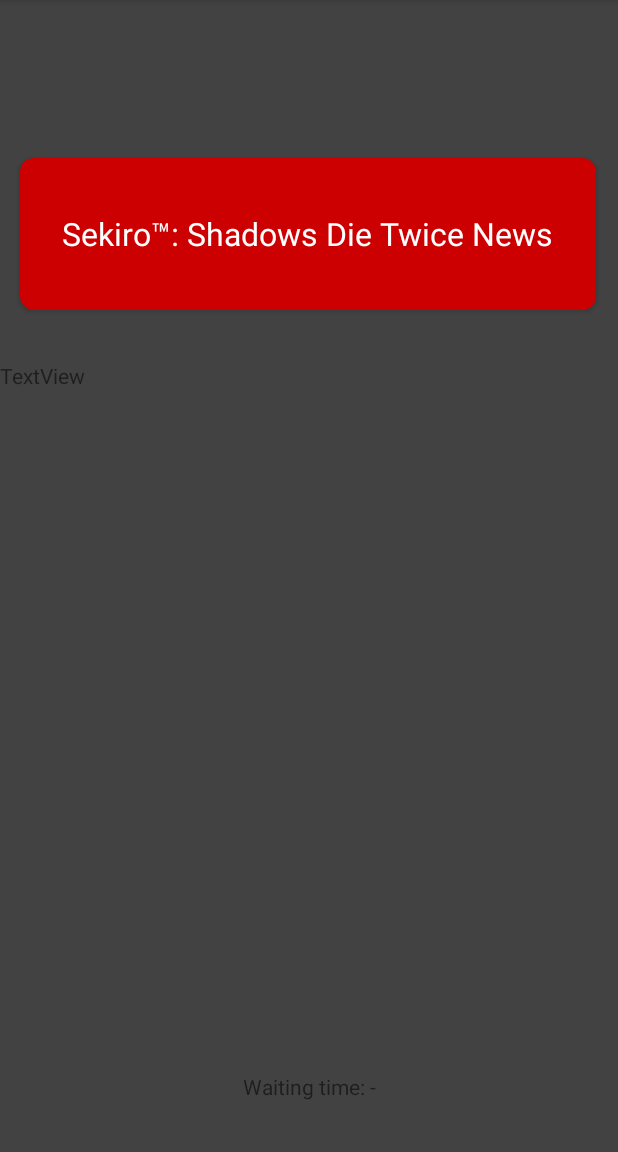
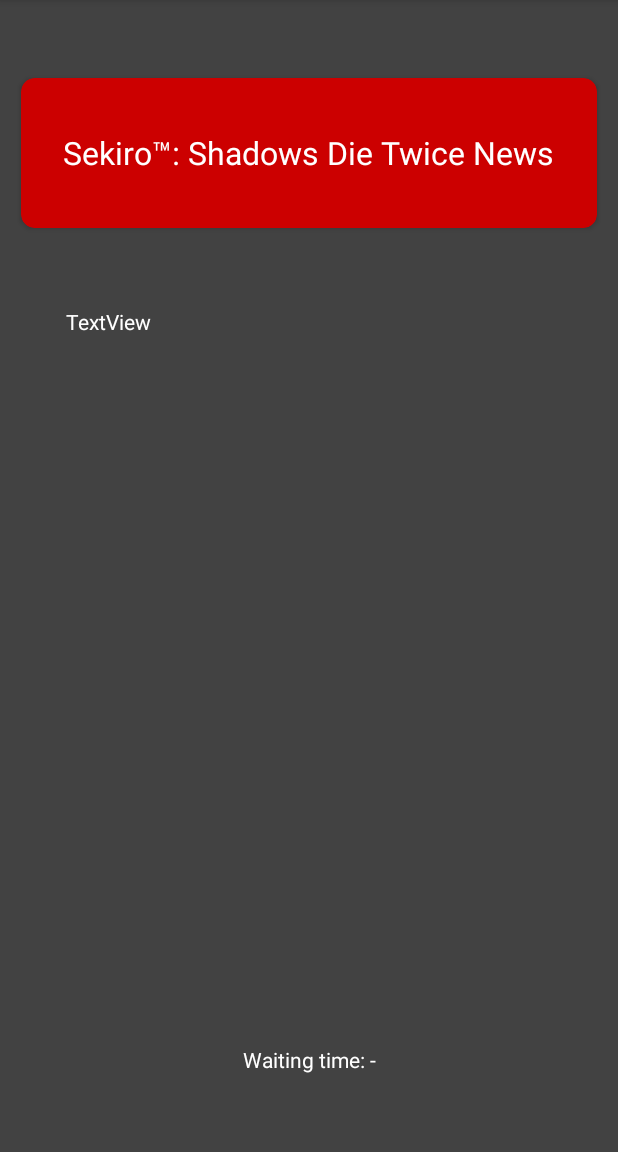
Before and after one commit to CS5520-Team5/Team5GroupProject, an Android app: the WebServiceActivity screen opened directly, with no data from a screen before it, on a phone screen of 412 x 824 dp, the part 84-1236 px from its top. Run offline under Robolectric (Android 15) with nearby library versions, the phone set to English and light mode, and no system bars.

Commit message:
Updated layouts

```diff
--- a/app/src/main/res/layout/activity_web_service.xml
+++ b/app/src/main/res/layout/activity_web_service.xml
@@ -4,57 +4,55 @@
     xmlns:tools="http://schemas.android.com/tools"
     android:layout_width="match_parent"
     android:layout_height="match_parent"
+    android:background="@color/cardview_dark_background"
     tools:context=".WebServiceActivity">
-
-    <View
-        android:id="@+id/view"
-        android:layout_width="match_parent"
-        android:layout_height="match_parent"
-        android:background="@color/cardview_dark_background"
-        app:layout_constraintBaseline_toBottomOf="parent"
-        app:layout_constraintStart_toStartOf="parent" />
 
     <androidx.cardview.widget.CardView
         android:id="@+id/cardSekiro"
         android:layout_width="384dp"
-        android:layout_height="101dp"
+        android:layout_height="100dp"
         app:cardBackgroundColor="#CC0000"
         app:cardCornerRadius="9dp"
-        app:layout_constraintBottom_toBottomOf="parent"
+        app:layout_constraintStart_toStartOf="parent"
         app:layout_constraintEnd_toEndOf="parent"
-        app:layout_constraintHorizontal_bias="0.481"
-        app:layout_constraintStart_toStartOf="parent"
-        app:layout_constraintTop_toTopOf="@+id/view"
-        app:layout_constraintVertical_bias="0.158">
+        app:layout_constraintTop_toTopOf="parent"
+        app:layout_constraintBottom_toTopOf="@id/testText">
+
     <RelativeLayout
         android:layout_height="match_parent"
         android:layout_width="match_parent">
+
         <TextView
             android:layout_width="wrap_content"
             android:layout_height="wrap_content"
             android:text="Sekiro™: Shadows Die Twice News"
             android:layout_centerInParent="true"
             android:textSize="21dp"
-            android:textColor="@color/white"
-            />
+            android:textColor="@color/white" />
+
     </RelativeLayout>
+
     </androidx.cardview.widget.CardView>
 
     <TextView
         android:id="@+id/testText"
-        android:layout_width="270dp"
-        android:layout_height="439dp"
+        android:layout_width="384dp"
+        android:layout_height="440dp"
         android:text="TextView"
-        app:layout_constraintBottom_toTopOf="@id/responseTimeText"
+        android:textColor="@color/white"
+        android:paddingLeft="30dp"
+        android:paddingRight="30dp"
+        app:layout_constraintStart_toStartOf="parent"
+        app:layout_constraintEnd_toEndOf="parent"
         app:layout_constraintTop_toBottomOf="@+id/cardSekiro"
-        tools:ignore="MissingConstraints"
-        tools:layout_editor_absoluteX="75dp" />
+        app:layout_constraintBottom_toTopOf="@id/responseTimeText" />
 
     <TextView
         android:id="@+id/responseTimeText"
         android:layout_width="wrap_content"
         android:layout_height="wrap_content"
         android:text="Waiting time: -"
+        android:textColor="@color/white"
         app:layout_constraintStart_toStartOf="parent"
         app:layout_constraintEnd_toEndOf="parent"
         app:layout_constraintTop_toBottomOf="@id/testText"
```
Also changed, not shown: app/src/main/res/layout/activity_main.xml (+10 -13 lines).
